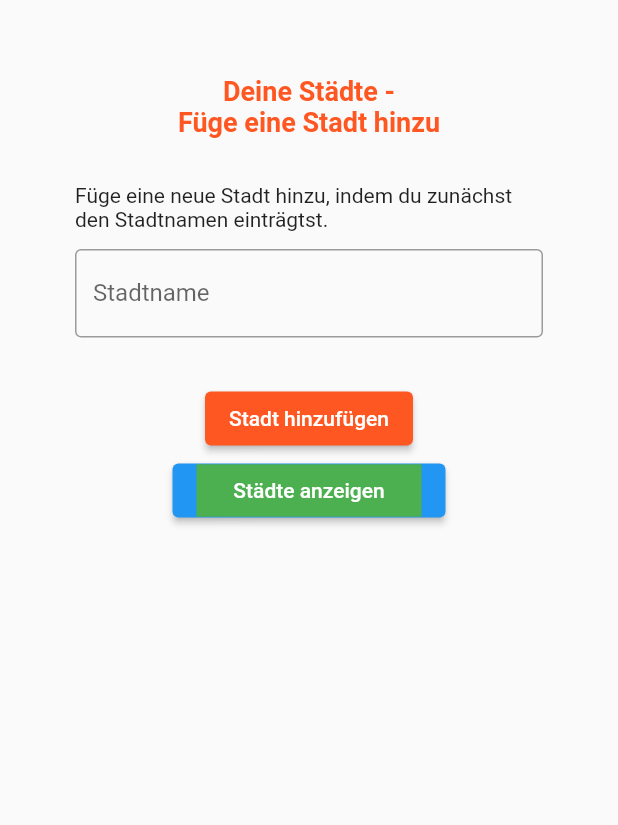
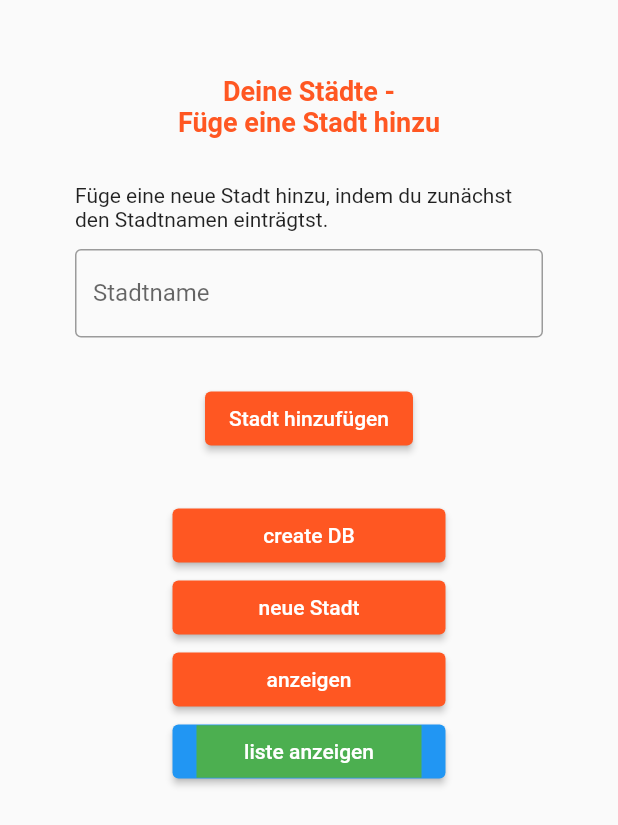
Before and after one commit to domenicYR/was_hat_deine_stadt_app, a Flutter app: the Formular screen opened directly, after a tap on "Stadt hinzufügen", on a phone screen of 412 x 824 dp. Shown: the top 825 px of the screen. Run offline on Flutter 3.47's test engine with Material 2 defaults, Android fonts, the phone set to English and light mode, and no system bars; our stand-ins replace sqflite; accounts and stored records are empty.

Commit message:
design bearbeitet

```diff
--- a/lib/database/city_database.dart
+++ b/lib/database/city_database.dart
@@ -1,11 +1,10 @@
 import 'package:sqflite/sqflite.dart';
 
 class CityDatabase {
-  late Database db;
+  Database db;
 
   CityDatabase() {}
 
-test
   void deleteDB() async {
     var databasesPath = await getDatabasesPath();
     String path = databasesPath + "/" + 'demo.db';
--- a/lib/main.dart
+++ b/lib/main.dart
@@ -2,10 +2,12 @@ import 'package:flutter/material.dart';
 import 'package:was_hat_deine_stadt_app/screens/add_city_screen.dart';
 import 'package:was_hat_deine_stadt_app/screens/attraktionen_screen.dart';
 import 'package:was_hat_deine_stadt_app/screens/besonderheiten_stadt_screen.dart';
+import 'package:was_hat_deine_stadt_app/screens/city_list_screen.dart';
 import 'package:was_hat_deine_stadt_app/screens/einkaufslaeden_screen.dart';
 import 'package:was_hat_deine_stadt_app/screens/index_screen.dart';
 import 'package:was_hat_deine_stadt_app/screens/restaurant_screen.dart';
 import 'package:was_hat_deine_stadt_app/screens/sehenswuerdigkeiten_screen.dart';
+import 'package:was_hat_deine_stadt_app/screens/start_screen.dart';
 
 void main() {
   runApp(MyApp());
--- a/lib/screens/add_city_screen.dart
+++ b/lib/screens/add_city_screen.dart
@@ -2,9 +2,13 @@ import 'dart:math';
 
 import 'package:flutter/material.dart';
 import 'package:was_hat_deine_stadt_app/database/city_database.dart';
+import 'package:was_hat_deine_stadt_app/screens/city_list_screen.dart';
+
+
+
+
 
 class AddCityScreen extends StatelessWidget {
-
 
   @override
   Widget build(BuildContext context) {
@@ -28,8 +32,12 @@ class Formular extends StatefulWidget {
 
 class _FormularState extends State<Formular> {
   final GlobalKey<FormState> _formKey = GlobalKey<FormState>();
+
+  DatenFormular objektDatenFormular = DatenFormular();
+
   CityDatabase cdb = new CityDatabase();
   Random rnd = Random();
+
 
   @override
   Widget build(BuildContext context) {
@@ -71,11 +79,14 @@ class _FormularState extends State<Formular> {
 
                   SizedBox(height: 12),
 
+                  //*******************************************************************************************************
+
                   TextFormField(
                     decoration: InputDecoration(
                       labelText: 'Stadtname',
                       border: OutlineInputBorder(),
                     ),
+                    onSaved: (value) => objektDatenFormular.name = value,
                     keyboardType: TextInputType.text,
                   ),
 
@@ -85,15 +96,36 @@ class _FormularState extends State<Formular> {
                   ElevatedButton(
                     child: Text("Stadt hinzufügen"),
                     onPressed: () {
-                      cdb.addStadt("Bielefeld ${rnd.nextInt(1000)}", "52100");
-                      //_handleSubmitButton();
+                      cdb.openDB();
+                      _handleSubmitButton();
+                      cdb.addStadt(objektDatenFormular.name, "52100");
                     },
                     style: ButtonStyle(
                       backgroundColor: MaterialStateProperty.all<Color>(Colors.deepOrange),
                     ),
                   ),
 
-                  // openDB
+
+
+
+
+
+
+
+
+
+
+
+
+
+
+
+
+
+
+
+                  SizedBox(height: 30),
+
                   ElevatedButton(
                     onPressed: () {
                       cdb.openDB();
@@ -101,10 +133,61 @@ class _FormularState extends State<Formular> {
                     child: Container(
                       width: 150,
                       height: 35,
-                      color: Colors.green,
-                      child: Center(child: Text("Städte anzeigen")),
+                      child: Center(child: Text("create DB")),
+                    ),
+                    style: ButtonStyle(
+                      backgroundColor: MaterialStateProperty.all<Color>(Colors.deepOrange),
                     ),
                   ),
+
+                  ElevatedButton(
+                    onPressed: () {
+                      cdb.addStadt("Bielefeld ${rnd.nextInt(1000)}", "52100");
+                    },
+                    child: Container(
+                      width: 150,
+                      height: 35,
+                      child: Center(child: Text("neue Stadt")),
+                    ),
+                    style: ButtonStyle(
+                      backgroundColor: MaterialStateProperty.all<Color>(Colors.deepOrange),
+                    ),
+                  ),
+
+                  ElevatedButton(
+                    onPressed: () {
+                      cdb.alleStaedte();
+                    },
+                    child: Container(
+                      width: 150,
+                      height: 35,
+
+                      child: Center(child: Text("anzeigen")),
+                    ),
+                    style: ButtonStyle(
+                      backgroundColor: MaterialStateProperty.all<Color>(Colors.deepOrange),
+                    ),
+                  ),
+
+                  ElevatedButton(
+                    onPressed: () {
+                      Navigator.of(context).push(
+                          MaterialPageRoute(builder: (context) => CityListScreen(cdb))
+                      );
+                    },
+                    child: Container(
+                      width: 150,
+                      height: 35,
+                      color: Colors.green,
+                      child: Center(child: Text("liste anzeigen")),
+                    ),
+                  ),
+
+
+
+
+
+
                 ],
               ),
             ),
@@ -113,4 +196,16 @@ class _FormularState extends State<Formular> {
       ),
     );
   }
+
+  void _handleSubmitButton() {
+    final form = _formKey.currentState;
+
+    form.save();
+  }
+
 }
+
+class DatenFormular {
+  String name = "";
+  String postleitzahl = "";
+}
--- a/lib/screens/city_list_screen.dart
+++ b/lib/screens/city_list_screen.dart
@@ -2,7 +2,7 @@ import 'package:flutter/material.dart';
 import 'package:was_hat_deine_stadt_app/database/city_database.dart';
 
 class CityListScreen extends StatelessWidget {
-  late CityDatabase cdb;
+  CityDatabase cdb;
 
   CityListScreen(CityDatabase this.cdb);
 
```
Also changed, not shown: lib/screens/start_screen.dart (added, +95 -0 lines).
